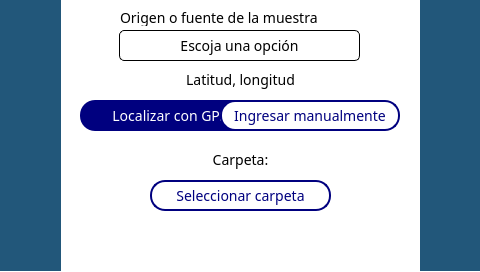
The window that src/views/SaveDataView/Save.ui (Giocerz/water_quality_rpi_unal) describes before a commit, drawn with Qt 5.
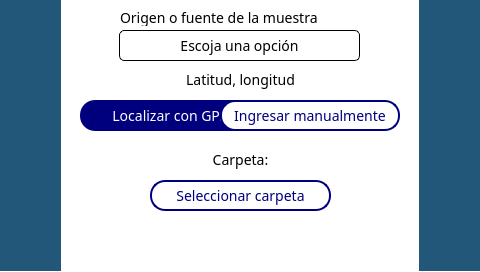
The same window after the commit.

Commit message: fix: adjust save button position and update UI file reference in TopBarView

Patch:
```diff
--- a/src/views/SaveDataView/Save.ui
+++ b/src/views/SaveDataView/Save.ui
@@ -280,7 +280,7 @@
      <widget class="QPushButton" name="saveBtn">
       <property name="geometry">
        <rect>
-        <x>420</x>
+        <x>419</x>
         <y>0</y>
         <width>61</width>
         <height>271</height>
```
The commit also changes 2 other files.
